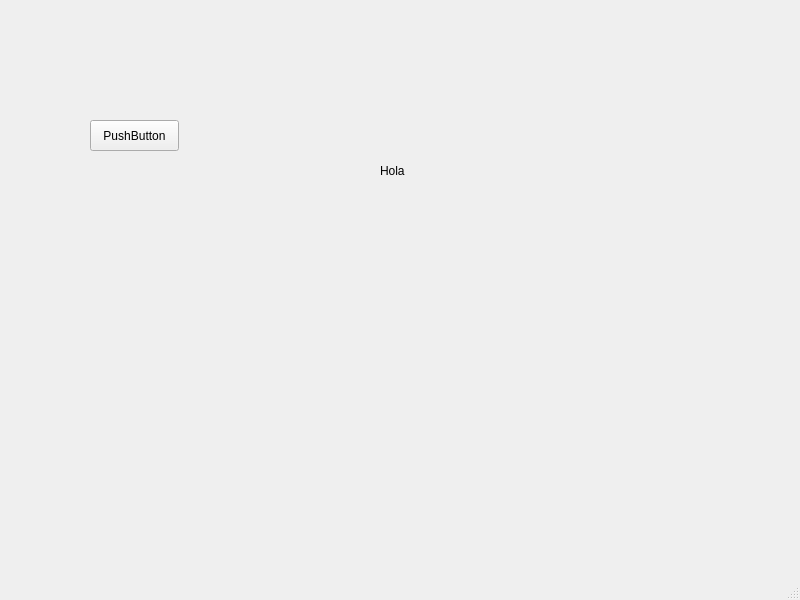
This is Proyecto-1-Datos-II-Daniel-C/client.ui in Dcastroe10/Proyecto-1-Datos-II as Qt 5 draws it before an edit. The edited form follows.
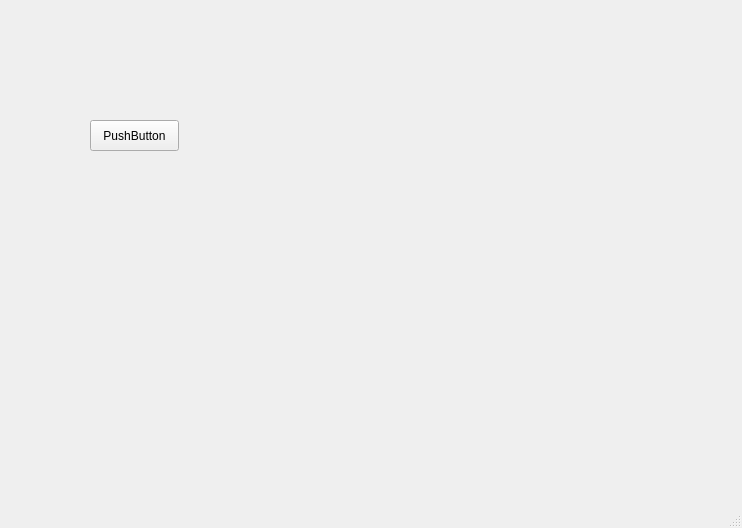
This is the edited form.

What changed in the file:
```diff
--- a/Proyecto-1-Datos-II-Daniel-C/client.ui
+++ b/Proyecto-1-Datos-II-Daniel-C/client.ui
@@ -6,8 +6,8 @@
    <rect>
     <x>0</x>
     <y>0</y>
-    <width>800</width>
-    <height>600</height>
+    <width>742</width>
+    <height>528</height>
    </rect>
   </property>
   <property name="palette">
@@ -34,19 +34,6 @@
      <string>PushButton</string>
     </property>
    </widget>
-   <widget class="QLabel" name="Prueba_Label">
-    <property name="geometry">
-     <rect>
-      <x>380</x>
-      <y>160</y>
-      <width>63</width>
-      <height>22</height>
-     </rect>
-    </property>
-    <property name="text">
-     <string>Hola</string>
-    </property>
-   </widget>
   </widget>
   <widget class="QMenuBar" name="menubar">
    <property name="geometry">
```
Left out of the diff: 2 changed lines with no effect on the pictures.
